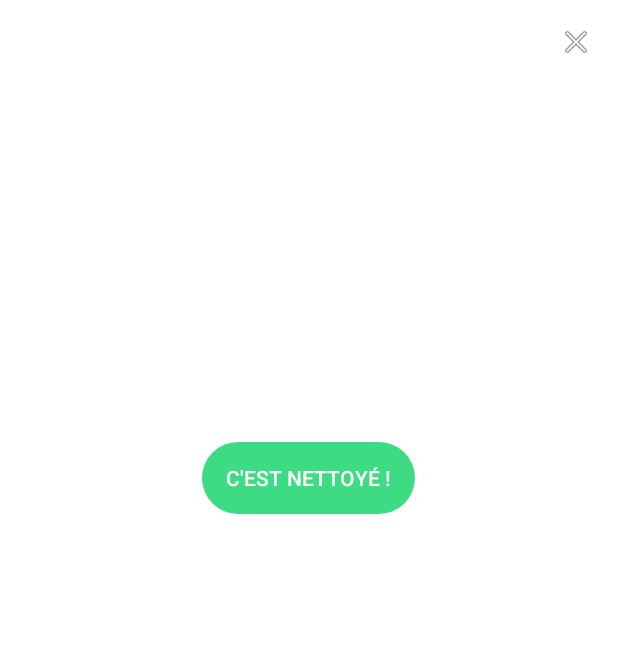
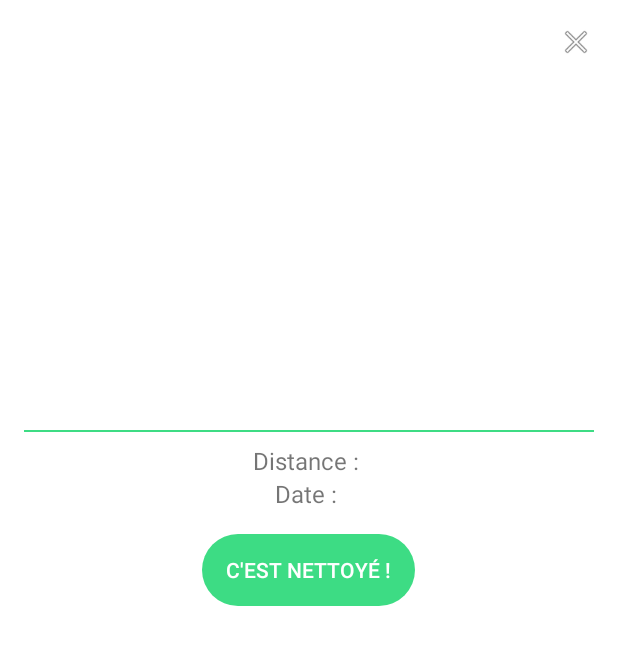
Before and after one commit to marcpinet/poubelledroid, an Android app: the layout info_window.xml on its own in the app's theme, with its tools: preview values and no code run, on a phone screen of 412 x 824 dp. Shown: the top 645 px of the screen. Run offline under Robolectric (Android 15) with nearby library versions, the light colour scheme and no system bars.

Commit message:
feat: add date and distance to popup #14

```diff
--- a/app/src/main/java/com/polytech/poubelledroid/history/HistoryActivity.java
+++ b/app/src/main/java/com/polytech/poubelledroid/history/HistoryActivity.java
@@ -68,7 +68,7 @@
 
     private void loadWastes() {
         db.collection(WasteFields.COLLECTION_NAME)
-                .whereEqualTo("uid", userId)
+                .whereEqualTo(WasteFields.USER_ID, userId)
                 .get()
                 .addOnCompleteListener(
                         task -> {
@@ -90,7 +90,7 @@
 
     private void loadCleaningRequests() {
         db.collection(CleaningRequestsFields.COLLECTION_NAME)
-                .whereEqualTo("cleanerId", userId)
+                .whereEqualTo(CleaningRequestsFields.CLEANER_ID, userId)
                 .get()
                 .addOnCompleteListener(
                         task -> {
--- a/app/src/main/java/com/polytech/poubelledroid/history/HistoryAdapter.java
+++ b/app/src/main/java/com/polytech/poubelledroid/history/HistoryAdapter.java
@@ -105,7 +105,7 @@
             int type = Objects.requireNonNull(document.getLong("type")).intValue();
             String image = document.getString("image");
             Timestamp timestamp = document.getTimestamp("date");
-            SimpleDateFormat sdf = new SimpleDateFormat("yyyy-MM-dd HH:mm", Locale.getDefault());
+            SimpleDateFormat sdf = new SimpleDateFormat("dd-MM-yyyy HH:mm", Locale.getDefault());
             String dateText = sdf.format(timestamp.toDate());
             wasteViewHolder.wasteDate.setText(dateText);
 
--- a/app/src/main/res/layout/info_window.xml
+++ b/app/src/main/res/layout/info_window.xml
@@ -46,12 +46,41 @@
         android:textSize="16sp"
         android:textStyle="italic" />
 
+    <View
+        android:id="@+id/divider"
+        android:layout_width="match_parent"
+        android:layout_height="1dp"
+        android:background="?attr/colorPrimary"
+        android:layout_below="@id/description"
+        android:layout_marginTop="8dp"
+        android:layout_marginBottom="8dp" />
+
+    <TextView
+        android:id="@+id/distance"
+        android:layout_width="match_parent"
+        android:layout_height="wrap_content"
+        android:layout_below="@id/divider"
+        android:gravity="center_horizontal"
+        android:textSize="16sp"
+        android:textStyle="normal"
+        android:text="Distance : " />
+
+    <TextView
+        android:id="@+id/date"
+        android:layout_width="match_parent"
+        android:layout_height="wrap_content"
+        android:layout_below="@id/distance"
+        android:gravity="center_horizontal"
+        android:textSize="16sp"
+        android:textStyle="normal"
+        android:text="Date : " />
+
     <Button
         android:id="@+id/button_clear_marker"
         android:layout_width="wrap_content"
         android:layout_height="wrap_content"
         android:text="@string/c_est_nettoy"
-        android:layout_below="@id/description"
+        android:layout_below="@id/date"
         android:layout_centerHorizontal="true"
         android:layout_marginTop="16dp"
         android:backgroundTint="@color/colorPoubelledroid"
```
Also changed, not shown: app/src/main/java/com/polytech/poubelledroid/googlemaps/MapsActivity.java (+45 -1 lines), app/src/main/java/com/polytech/poubelledroid/googlemaps/Waste.java (+9 -1 lines).
